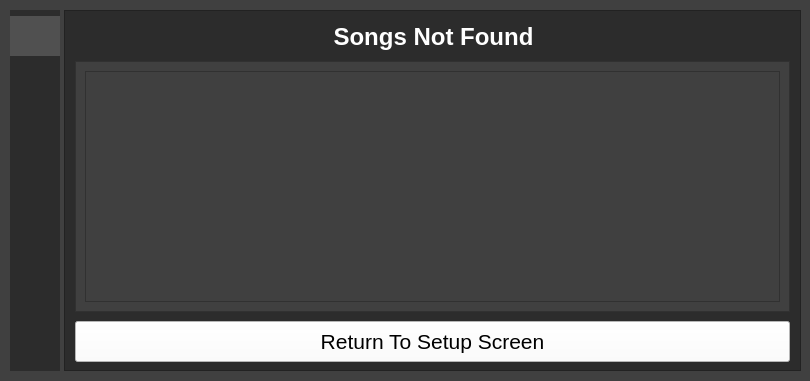
Before: the Qt Designer form Spotify Downloader/SpotifyDownloader.ui in WilliamSchack/Spotify-Downloader, drawn with Qt 5.
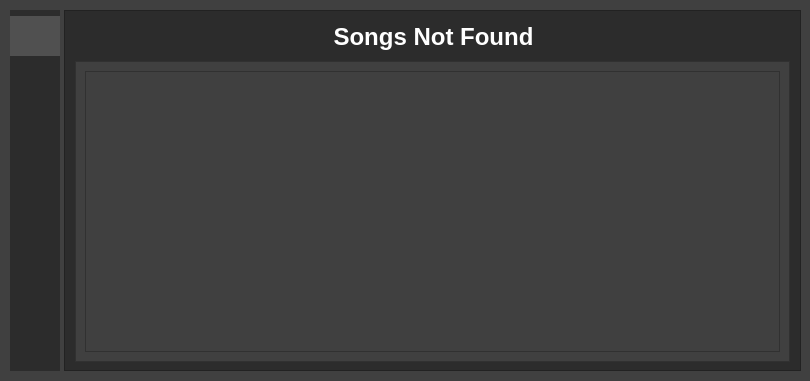
After: the same form once the commit is applied. The open tabs and pages were chosen to show the change. Icons and pictures are not drawn. Custom widgets are drawn as their Qt base class.

Patch:
```diff
--- a/Spotify Downloader/SpotifyDownloader.ui
+++ b/Spotify Downloader/SpotifyDownloader.ui
@@ -1414,7 +1414,7 @@
        <x>10</x>
        <y>50</y>
        <width>715</width>
-       <height>251</height>
+       <height>301</height>
       </rect>
      </property>
      <property name="styleSheet">
@@ -1452,7 +1452,7 @@
         <x>0</x>
         <y>0</y>
         <width>713</width>
-        <height>249</height>
+        <height>299</height>
        </rect>
       </property>
       <layout class="QVBoxLayout" name="ScrollLayout">
@@ -1476,38 +1476,6 @@
       </layout>
      </widget>
     </widget>
-    <widget class="QPushButton" name="ErrorBackButton">
-     <property name="geometry">
-      <rect>
-       <x>10</x>
-       <y>310</y>
-       <width>715</width>
-       <height>41</height>
-      </rect>
-     </property>
-     <property name="font">
-      <font>
-       <family>Segoe UI</family>
-       <pointsize>16</pointsize>
-       <bold>false</bold>
-      </font>
-     </property>
-     <property name="styleSheet">
-      <string notr="true">background-color: rgb(255, 255, 255);</string>
-     </property>
-     <property name="text">
-      <string>Return To Setup Screen</string>
-     </property>
-     <property name="autoDefault">
-      <bool>false</bool>
-     </property>
-     <property name="default">
-      <bool>false</bool>
-     </property>
-     <property name="flat">
-      <bool>false</bool>
-     </property>
-    </widget>
    </widget>
   </widget>
   <widget class="QWidget" name="SideBar" native="true">
@@ -1607,7 +1575,7 @@
     <property name="geometry">
      <rect>
       <x>0</x>
-      <y>55</y>
+      <y>102</y>
       <width>50</width>
       <height>36</height>
      </rect>
```
Left out of the diff: 28 changed lines with no effect on the pictures.
